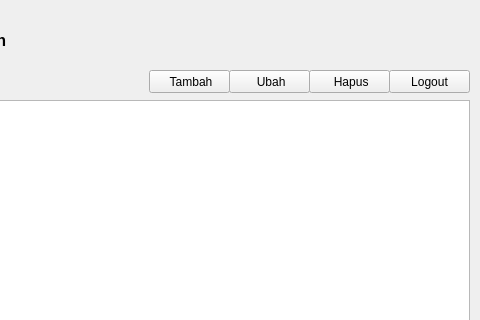
Old version of the form Praktikum 9/Praktikum_9/ui/dashboard_admin.ui in the repository ryanalinputra/Pemrograman-Berbasis-Objek; both pictures show x 151 to 631 and y 0 to 320 of the 631 by 505 pixel window.
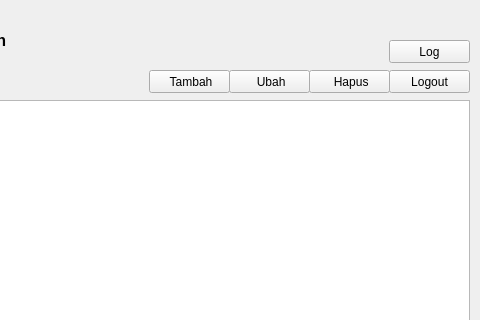
New version of the form. Icons and pictures are not drawn.

Diff of the .ui file:
```diff
--- a/Praktikum 9/Praktikum_9/ui/dashboard_admin.ui
+++ b/Praktikum 9/Praktikum_9/ui/dashboard_admin.ui
@@ -136,6 +136,25 @@
      </rect>
     </property>
    </widget>
+   <widget class="QPushButton" name="pushButton_5">
+    <property name="geometry">
+     <rect>
+      <x>540</x>
+      <y>40</y>
+      <width>81</width>
+      <height>23</height>
+     </rect>
+    </property>
+    <property name="text">
+     <string>Log</string>
+    </property>
+    <property name="iconSize">
+     <size>
+      <width>12</width>
+      <height>12</height>
+     </size>
+    </property>
+   </widget>
   </widget>
   <widget class="QMenuBar" name="menubar">
    <property name="geometry">
```
